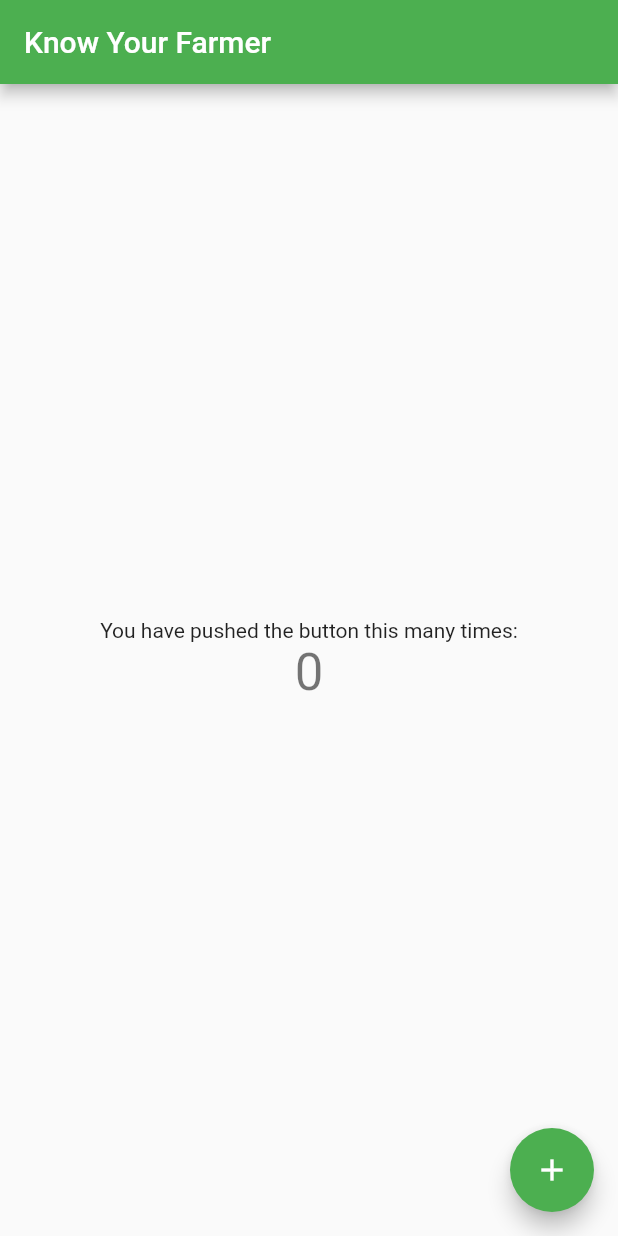
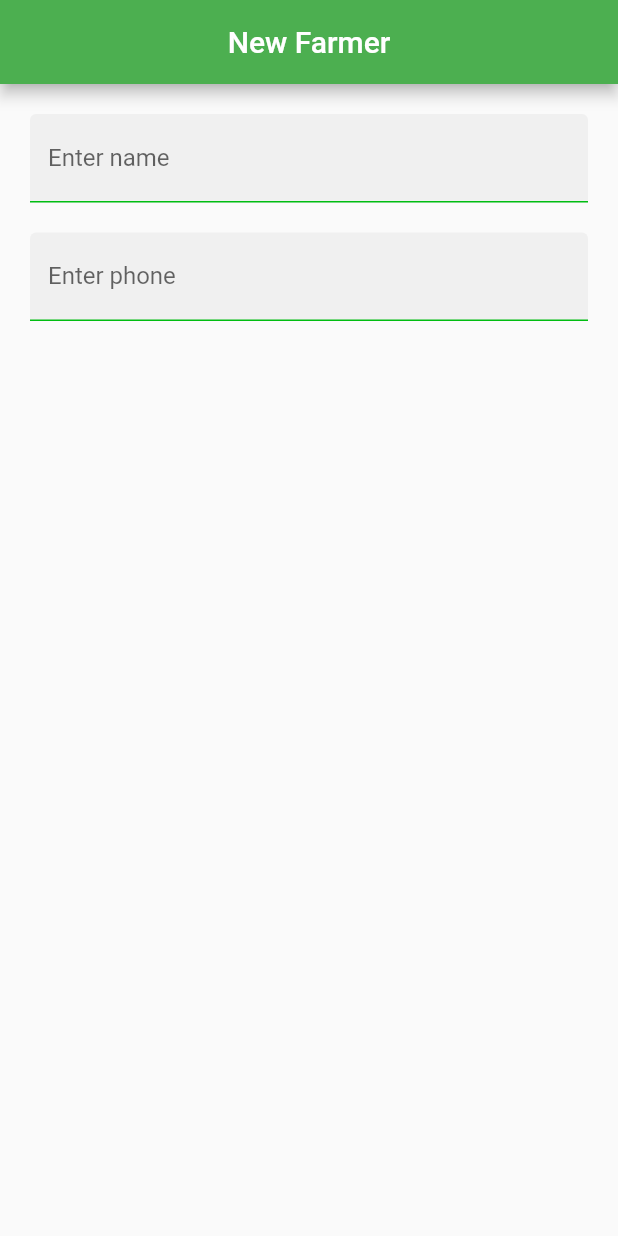
Before and after one commit to ovokojo/KnowYourFarmer, a Flutter app: the screen it shows after launch, on a phone screen of 412 x 824 dp. Run offline on Flutter 3.47's test engine with Material 2 defaults, Android fonts, the phone set to English and light mode, and no system bars.

Commit message:
added basic ui components

```diff
--- a/kyf_mobile/lib/main.dart
+++ b/kyf_mobile/lib/main.dart
@@ -1,4 +1,5 @@
 import 'package:flutter/material.dart';
+import 'package:kyf_mobile/screens/new_farmer.dart';
 
 void main() {
   runApp(MyApp());
@@ -22,92 +23,7 @@ class MyApp extends StatelessWidget {
         // is not restarted.
         primarySwatch: Colors.green,
       ),
-      home: MyHomePage(title: 'Know Your Farmer'),
+      home: NewFarmer(),
     );
   }
 }
-
-class MyHomePage extends StatefulWidget {
-  MyHomePage({Key? key, required this.title}) : super(key: key);
-
-  // This widget is the home page of your application. It is stateful, meaning
-  // that it has a State object (defined below) that contains fields that affect
-  // how it looks.
-
-  // This class is the configuration for the state. It holds the values (in this
-  // case the title) provided by the parent (in this case the App widget) and
-  // used by the build method of the State. Fields in a Widget subclass are
-  // always marked "final".
-
-  final String title;
-
-  @override
-  _MyHomePageState createState() => _MyHomePageState();
-}
-
-class _MyHomePageState extends State<MyHomePage> {
-  int _counter = 0;
-
-  void _incrementCounter() {
-    setState(() {
-      // This call to setState tells the Flutter framework that something has
-      // changed in this State, which causes it to rerun the build method below
-      // so that the display can reflect the updated values. If we changed
-      // _counter without calling setState(), then the build method would not be
-      // called again, and so nothing would appear to happen.
-      _counter++;
-    });
-  }
-
-  @override
-  Widget build(BuildContext context) {
-    // This method is rerun every time setState is called, for instance as done
-    // by the _incrementCounter method above.
-    //
-    // The Flutter framework has been optimized to make rerunning build methods
-    // fast, so that you can just rebuild anything that needs updating rather
-    // than having to individually change instances of widgets.
-    return Scaffold(
-      appBar: AppBar(
-        // Here we take the value from the MyHomePage object that was created by
-        // the App.build method, and use it to set our appbar title.
-        title: Text(widget.title),
-      ),
-      body: Center(
-        // Center is a layout widget. It takes a single child and positions it
-        // in the middle of the parent.
-        child: Column(
-          // Column is also a layout widget. It takes a list of children and
-          // arranges them vertically. By default, it sizes itself to fit its
-          // children horizontally, and tries to be as tall as its parent.
-          //
-          // Invoke "debug painting" (press "p" in the console, choose the
-          // "Toggle Debug Paint" action from the Flutter Inspector in Android
-          // Studio, or the "Toggle Debug Paint" command in Visual Studio Code)
-          // to see the wireframe for each widget.
-          //
-          // Column has various properties to control how it sizes itself and
-          // how it positions its children. Here we use mainAxisAlignment to
-          // center the children vertically; the main axis here is the vertical
-          // axis because Columns are vertical (the cross axis would be
-          // horizontal).
-          mainAxisAlignment: MainAxisAlignment.center,
-          children: <Widget>[
-            Text(
-              'You have pushed the button this many times:',
-            ),
-            Text(
-              '$_counter',
-              style: Theme.of(context).textTheme.headline4,
-            ),
-          ],
-        ),
-      ),
-      floatingActionButton: FloatingActionButton(
-        onPressed: _incrementCounter,
-        tooltip: 'Increment',
-        child: Icon(Icons.add),
-      ), // This trailing comma makes auto-formatting nicer for build methods.
-    );
-  }
-}
--- /dev/null
+++ b/kyf_mobile/lib/screens/new_farmer.dart
@@ -0,0 +1,67 @@
+import 'package:flutter/material.dart';
+import 'package:kyf_mobile/services/validations.dart';
+import 'package:kyf_mobile/styles/styles.dart';
+
+class NewFarmer extends StatefulWidget {
+  const NewFarmer({Key? key}) : super(key: key);
+
+  @override
+  State<NewFarmer> createState() => _NewFarmerState();
+}
+
+class _NewFarmerState extends State<NewFarmer> {
+  String _labelName = "Enter name";
+  String _labelPhone = "Enter phone";
+  final _nameController = TextEditingController();
+  final _phoneController = TextEditingController();
+  FocusNode _focusNodeName = FocusNode();
+  FocusNode _focusNodePhone = FocusNode();
+  ScrollController _scrollController = ScrollController();
+  final _formKey = GlobalKey<FormState>();
+
+  @override
+  Widget build(BuildContext context) {
+    bool keyboardIsOpen = MediaQuery.of(context).viewInsets.bottom != 0;
+
+    return Scaffold(
+      appBar: AppBar(
+        automaticallyImplyLeading: keyboardIsOpen ? false : true,
+        centerTitle: true,
+        title: Text("New Farmer"),
+      ),
+      body: SafeArea(
+          child: Container(
+        padding: EdgeInsets.all(20),
+        child: SingleChildScrollView(
+          controller: _scrollController,
+          child: Form(
+              child: Column(
+            children: [
+              TextFormField(
+                controller: _nameController,
+                focusNode: _focusNodeName,
+                cursorColor: Colors.green,
+                keyboardType: TextInputType.text,
+                textInputAction: TextInputAction.next,
+                decoration: primaryFormDecoration(_labelName),
+                validator: nameValidator,
+              ),
+              SizedBox(
+                height: 20,
+              ),
+              TextFormField(
+                controller: _phoneController,
+                focusNode: _focusNodePhone,
+                cursorColor: Colors.green,
+                keyboardType: TextInputType.number,
+                textInputAction: TextInputAction.next,
+                decoration: primaryFormDecoration(_labelPhone),
+                validator: phoneValidator,
+              ),
+            ],
+          )),
+        ),
+      )),
+    );
+  }
+}
--- /dev/null
+++ b/kyf_mobile/lib/services/ipfsUploader.dart
@@ -0,0 +1 @@
+class ipfsUploader {}
--- /dev/null
+++ b/kyf_mobile/lib/services/validations.dart
@@ -0,0 +1,19 @@
+String? nameValidator(String? input) {
+  if (input! == "") {
+    return "Name is required";
+  }
+  if (input.length > 50) {
+    return "Name is too long";
+  }
+  return null;
+}
+
+String? phoneValidator(String? input) {
+  if (input == null || input == '') {
+    return "Phone number is required";
+  }
+  if (int.tryParse(input) is! int || input.length < 10 || input.length > 12) {
+    return "Invalid phone number";
+  }
+  return null;
+}
--- /dev/null
+++ b/kyf_mobile/lib/styles/colors.dart
@@ -0,0 +1,3 @@
+import 'package:flutter/material.dart';
+
+const Color greenPrimary = Color(0xFF00BD11);
--- /dev/null
+++ b/kyf_mobile/lib/styles/styles.dart
@@ -0,0 +1,11 @@
+import 'package:flutter/material.dart';
+import 'package:kyf_mobile/styles/colors.dart';
+
+InputDecoration primaryFormDecoration(String label) {
+  return InputDecoration(
+      filled: true,
+      labelText: label,
+      floatingLabelBehavior: FloatingLabelBehavior.never,
+      enabledBorder: UnderlineInputBorder(borderSide: BorderSide(color: greenPrimary, width: 1)),
+      focusedBorder: UnderlineInputBorder(borderSide: BorderSide(color: greenPrimary, width: 2)));
+}
```
Also changed, not shown: kyf_mobile/lib/screens/home.dart (added).
